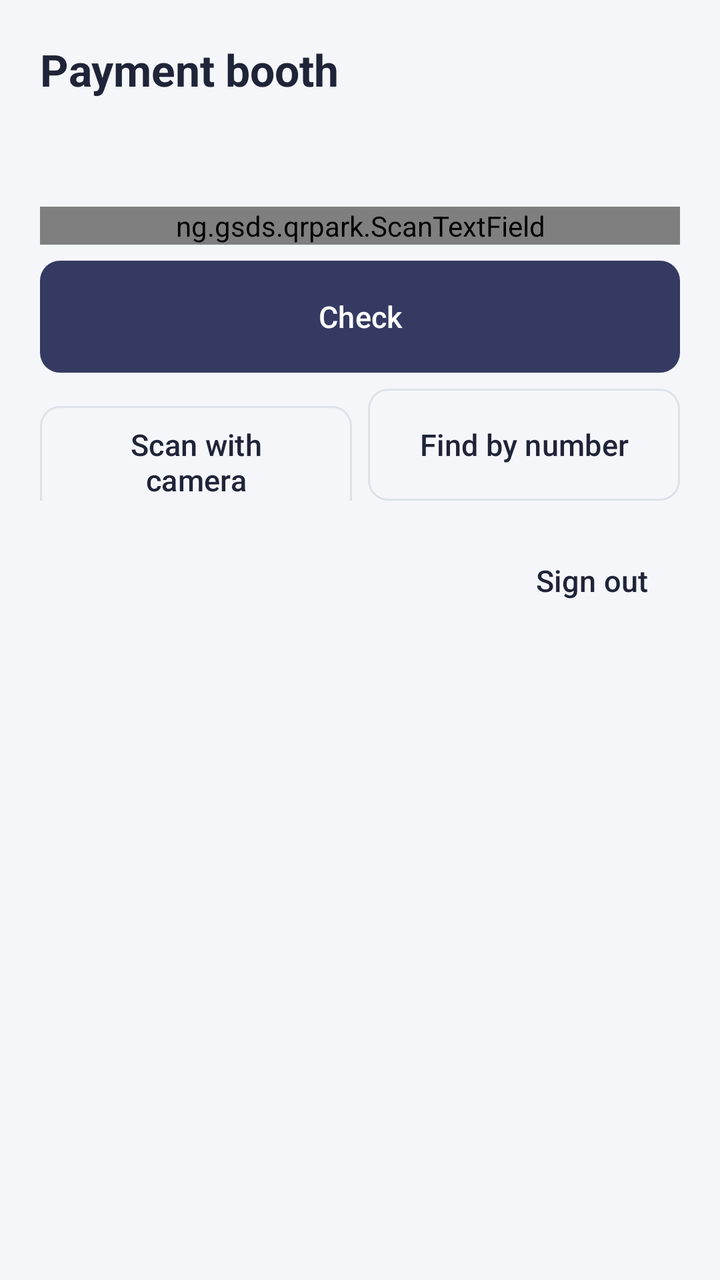
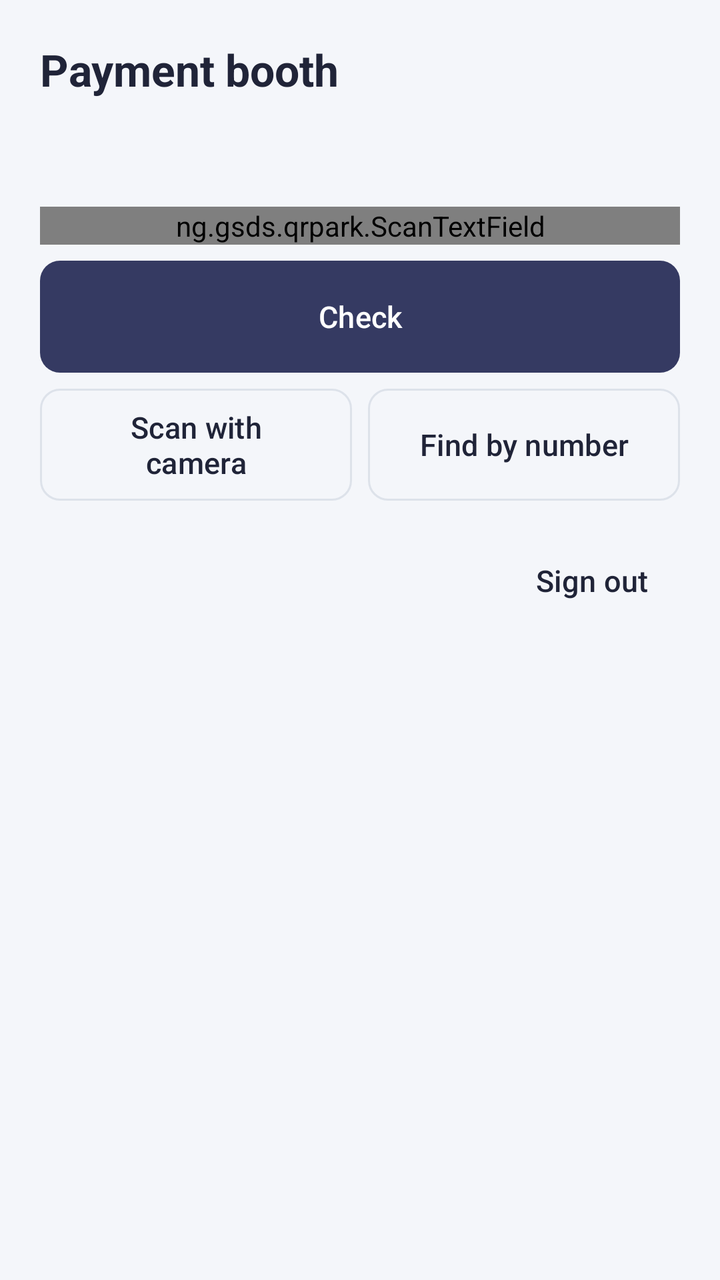

The first picture is an Android layout as it rendered before a commit; the second is the same layout after the commit. The layout source and the unified diff follow.
<!-- AndroidManifest.xml: application theme Theme.QrPark -->
<!-- res/layout/activity_booth.xml -->
<?xml version="1.0" encoding="utf-8"?>
<ScrollView xmlns:android="http://schemas.android.com/apk/res/android"
    android:id="@+id/root"
    android:layout_width="match_parent"
    android:layout_height="match_parent"
    android:background="@color/paper"
    android:fillViewport="true">

    <LinearLayout
        android:layout_width="match_parent"
        android:layout_height="wrap_content"
        android:orientation="vertical"
        android:padding="20dp">

        <TextView
            android:layout_width="match_parent"
            android:layout_height="wrap_content"
            android:text="@string/booth_mode"
            android:textAppearance="@style/TextAppearance.QrPark.Headline" />

        <TextView
            android:id="@+id/whoWhere"
            android:layout_width="match_parent"
            android:layout_height="wrap_content"
            android:textAppearance="@style/TextAppearance.QrPark.Body" />

        <TextView
            android:id="@+id/site"
            android:layout_width="match_parent"
            android:layout_height="wrap_content"
            android:layout_marginBottom="16dp"
            android:textAppearance="@style/TextAppearance.QrPark.Caption" />

        
        <com.google.android.material.textfield.TextInputLayout
            android:id="@+id/scanLayout"
            android:layout_width="match_parent"
            android:layout_height="wrap_content"
            android:hint="@string/scan_ticket">

            <ng.gsds.qrpark.ScanTextField
                android:id="@+id/scanField"
                android:layout_width="match_parent"
                android:layout_height="wrap_content"
                android:imeOptions="actionNone|flagNoExtractUi"
                android:importantForAutofill="no"
                android:inputType="textPassword|textNoSuggestions"
                android:maxLines="1" />
        </com.google.android.material.textfield.TextInputLayout>

        <com.google.android.material.button.MaterialButton
            android:id="@+id/checkButton"
            android:layout_width="match_parent"
            android:layout_height="wrap_content"
            android:layout_marginTop="8dp"
            android:text="@string/check" />

        <LinearLayout
            android:layout_width="match_parent"
            android:layout_height="wrap_content"
            android:layout_marginTop="8dp"
            android:orientation="horizontal">

            <com.google.android.material.button.MaterialButton
                android:id="@+id/cameraButton"
                style="@style/Widget.QrPark.Button.Outlined"
                android:layout_width="0dp"
                android:layout_height="wrap_content"
                android:layout_marginEnd="4dp"
                android:layout_weight="1"
                android:text="@string/scan_with_camera" />

            <com.google.android.material.button.MaterialButton
                android:id="@+id/findButton"
                style="@style/Widget.QrPark.Button.Outlined"
                android:layout_width="0dp"
                android:layout_height="wrap_content"
                android:layout_marginStart="4dp"
                android:layout_weight="1"
                android:text="@string/find_by_number" />
        </LinearLayout>

        
        <com.google.android.material.card.MaterialCardView
            android:id="@+id/resultCard"
            android:layout_width="match_parent"
            android:layout_height="wrap_content"
            android:layout_marginTop="16dp"
            android:visibility="gone">

            <LinearLayout
                android:layout_width="match_parent"
                android:layout_height="wrap_content"
                android:orientation="vertical"
                android:padding="16dp">

                <TextView
                    android:id="@+id/ticketLine"
                    android:layout_width="match_parent"
                    android:layout_height="wrap_content"
                    android:textAppearance="@style/TextAppearance.QrPark.Title" />

                <TextView
                    android:id="@+id/ticketDetail"
                    android:layout_width="match_parent"
                    android:layout_height="wrap_content"
                    android:textAppearance="@style/TextAppearance.QrPark.Caption" />

                <TextView
                    android:id="@+id/banner"
                    style="@style/Widget.QrPark.Banner"
                    android:layout_marginTop="12dp" />

                <TextView
                    android:id="@+id/message"
                    android:layout_width="match_parent"
                    android:layout_height="wrap_content"
                    android:layout_marginTop="8dp"
                    android:textAppearance="@style/TextAppearance.QrPark.Body" />

                <com.google.android.material.button.MaterialButton
                    android:id="@+id/takePaymentButton"
                    android:layout_width="match_parent"
                    android:layout_height="wrap_content"
                    android:layout_marginTop="12dp"
                    android:minHeight="72dp"
                    android:visibility="gone" />

                <LinearLayout
                    android:id="@+id/methodRow"
                    android:layout_width="match_parent"
                    android:layout_height="wrap_content"
                    android:layout_marginTop="12dp"
                    android:orientation="horizontal"
                    android:visibility="gone">

                    <com.google.android.material.button.MaterialButton
                        android:id="@+id/cashButton"
                        android:layout_width="0dp"
                        android:layout_height="wrap_content"
                        android:layout_marginEnd="4dp"
                        android:layout_weight="1"
                        android:minHeight="72dp"
                        android:text="@string/cash" />

                    <com.google.android.material.button.MaterialButton
                        android:id="@+id/cardButton"
                        android:layout_width="0dp"
                        android:layout_height="wrap_content"
                        android:layout_marginStart="4dp"
                        android:layout_weight="1"
                        android:minHeight="72dp"
                        android:text="@string/card" />
                </LinearLayout>

                <com.google.android.material.button.MaterialButton
                    android:id="@+id/confirmCashButton"
                    android:layout_width="match_parent"
                    android:layout_height="wrap_content"
                    android:layout_marginTop="12dp"
                    android:minHeight="72dp"
                    android:visibility="gone" />

                
                <LinearLayout
                    android:id="@+id/cardPanel"
                    android:layout_width="match_parent"
                    android:layout_height="wrap_content"
                    android:layout_marginTop="12dp"
                    android:orientation="vertical"
                    android:visibility="gone">

                    <TextView
                        android:id="@+id/waitingText"
                        android:layout_width="match_parent"
                        android:layout_height="wrap_content"
                        android:textAppearance="@style/TextAppearance.QrPark.Title"
                        android:textColor="@color/pending" />

                    <com.google.android.material.button.MaterialButton
                        android:id="@+id/openCheckoutButton"
                        style="@style/Widget.QrPark.Button.Outlined"
                        android:layout_width="match_parent"
                        android:layout_height="wrap_content"
                        android:layout_marginTop="8dp"
                        android:text="@string/open_checkout" />

                    <com.google.android.material.button.MaterialButton
                        android:id="@+id/cancelPaymentButton"
                        style="@style/Widget.QrPark.Button.Outlined"
                        android:layout_width="match_parent"
                        android:layout_height="wrap_content"
                        android:layout_marginTop="8dp"
                        android:text="@string/cancel_payment"
                        android:visibility="gone" />
                </LinearLayout>

                <LinearLayout
                    android:id="@+id/againRow"
                    android:layout_width="match_parent"
                    android:layout_height="wrap_content"
                    android:layout_marginTop="12dp"
                    android:orientation="horizontal"
                    android:visibility="gone">

                    <com.google.android.material.button.MaterialButton
                        android:id="@+id/tryCardAgainButton"
                        android:layout_width="0dp"
                        android:layout_height="wrap_content"
                        android:layout_marginEnd="4dp"
                        android:layout_weight="1"
                        android:text="@string/try_card_again" />

                    <com.google.android.material.button.MaterialButton
                        android:id="@+id/takeCashButton"
                        android:layout_width="0dp"
                        android:layout_height="wrap_content"
                        android:layout_marginStart="4dp"
                        android:layout_weight="1"
                        android:text="@string/take_cash" />
                </LinearLayout>

                <com.google.android.material.button.MaterialButton
                    android:id="@+id/nextButton"
                    style="@style/Widget.QrPark.Button.Outlined"
                    android:layout_width="match_parent"
                    android:layout_height="wrap_content"
                    android:layout_marginTop="12dp"
                    android:text="@string/next_ticket" />
            </LinearLayout>
        </com.google.android.material.card.MaterialCardView>

        <com.google.android.material.button.MaterialButton
            android:id="@+id/signOutButton"
            style="@style/Widget.QrPark.Button.Text"
            android:layout_width="wrap_content"
            android:layout_height="wrap_content"
            android:layout_gravity="end"
            android:layout_marginTop="16dp"
            android:text="@string/sign_out" />
    </LinearLayout>
</ScrollView>
<!-- resources referenced by this layout -->
<resources>
  <color name="paper">#F4F6FA</color>
  <color name="pending">#8A5300</color>
  <string name="booth_mode">Payment booth</string>
  <string name="cancel_payment">Cancel payment</string>
  <string name="card">Card</string>
  <string name="cash">Cash</string>
  <string name="check">Check</string>
  <string name="find_by_number">Find by number</string>
  <string name="next_ticket">Next ticket</string>
  <string name="open_checkout">Open the card checkout again</string>
  <string name="scan_ticket">Scan the ticket</string>
  <string name="scan_with_camera">Scan with camera</string>
  <string name="sign_out">Sign out</string>
  <string name="take_cash">Take cash</string>
  <string name="try_card_again">Try card again</string>
  <style name="TextAppearance.QrPark.Body" parent="TextAppearance.Material3.BodyMedium">
          <item name="android:fontFamily">sans-serif</item>
          <item name="android:textColor">@color/ink</item>
          <item name="android:textSize">15sp</item>
      </style>
  <style name="TextAppearance.QrPark.Caption" parent="TextAppearance.Material3.BodySmall">
          <item name="android:fontFamily">sans-serif</item>
          <item name="android:textColor">@color/ink_soft</item>
          <item name="android:textSize">13sp</item>
      </style>
  <style name="TextAppearance.QrPark.Headline" parent="TextAppearance.Material3.HeadlineSmall">
          <item name="android:fontFamily">sans-serif</item>
          <item name="android:textFontWeight">700</item>
          <item name="android:textColor">@color/ink</item>
          <item name="android:textSize">22sp</item>
      </style>
  <style name="TextAppearance.QrPark.Title" parent="TextAppearance.Material3.TitleMedium">
          <item name="android:fontFamily">sans-serif</item>
          <item name="android:textFontWeight">500</item>
          <item name="android:textColor">@color/ink</item>
          <item name="android:textSize">16sp</item>
      </style>
  <style name="Widget.QrPark.Button.Text" parent="Widget.Material3.Button.TextButton">
          <item name="android:minHeight">48dp</item>
          <item name="android:textColor">@color/ink</item>
          <item name="android:textAppearance">@style/TextAppearance.QrPark.Label</item>
      </style>
  <color name="ink">#202438</color>
  <color name="ink_soft">#565F70</color>
  <color name="white">#FFFFFF</color>
  <color name="line">#DDE2EA</color>
  <style name="TextAppearance.QrPark.Label" parent="TextAppearance.Material3.LabelLarge">
          <item name="android:fontFamily">sans-serif-medium</item>
          <item name="android:textSize">15sp</item>
          
          <item name="android:textAllCaps">false</item>
      </style>
  <color name="navy">#353A62</color>
  <color name="teal_tint">#E0F5F6</color>
  <color name="teal_dark">#0E6B77</color>
  <color name="teal">#168A99</color>
  <color name="bad">#B00020</color>
  <color name="bad_wash">#FBE8E4</color>
  <color name="surface">#FFFFFF</color>
  <color name="surface_sunk">#F8FAFC</color>
  <color name="line_soft">#EAEDF2</color>
  <style name="Widget.QrPark.Button" parent="Widget.Material3.Button">
          <item name="android:minHeight">56dp</item>
          <item name="android:insetTop">0dp</item>
          <item name="android:insetBottom">0dp</item>
          <item name="cornerRadius">10dp</item>
          <item name="android:textAppearance">@style/TextAppearance.QrPark.Label</item>
      </style>
  <style name="Widget.QrPark.Card" parent="Widget.Material3.CardView.Outlined">
          <item name="cardCornerRadius">12dp</item>
          <item name="cardBackgroundColor">@color/surface</item>
          <item name="strokeColor">@color/line</item>
          <item name="strokeWidth">1dp</item>
          <item name="cardElevation">0dp</item>
      </style>
  <!-- unchanged entries left out for length: 4 -->
</resources>

<!-- the commit's change to res/layout/activity_booth.xml (unified diff, before → after) -->
@@ -59,13 +59,14 @@
             android:layout_width="match_parent"
             android:layout_height="wrap_content"
             android:layout_marginTop="8dp"
+            android:baselineAligned="false"
             android:orientation="horizontal">
 
             <com.google.android.material.button.MaterialButton
                 android:id="@+id/cameraButton"
                 style="@style/Widget.QrPark.Button.Outlined"
                 android:layout_width="0dp"
-                android:layout_height="wrap_content"
+                android:layout_height="match_parent"
                 android:layout_marginEnd="4dp"
                 android:layout_weight="1"
                 android:text="@string/scan_with_camera" />
@@ -74,7 +75,7 @@
                 android:id="@+id/findButton"
                 style="@style/Widget.QrPark.Button.Outlined"
                 android:layout_width="0dp"
-                android:layout_height="wrap_content"
+                android:layout_height="match_parent"
                 android:layout_marginStart="4dp"
                 android:layout_weight="1"
                 android:text="@string/find_by_number" />
@@ -131,13 +132,14 @@
                     android:layout_width="match_parent"
                     android:layout_height="wrap_content"
                     android:layout_marginTop="12dp"
+                    android:baselineAligned="false"
                     android:orientation="horizontal"
                     android:visibility="gone">
 
                     <com.google.android.material.button.MaterialButton
                         android:id="@+id/cashButton"
                         android:layout_width="0dp"
-                        android:layout_height="wrap_content"
+                        android:layout_height="match_parent"
                         android:layout_marginEnd="4dp"
                         android:layout_weight="1"
                         android:minHeight="72dp"
@@ -146,7 +148,7 @@
                     <com.google.android.material.button.MaterialButton
                         android:id="@+id/cardButton"
                         android:layout_width="0dp"
-                        android:layout_height="wrap_content"
+                        android:layout_height="match_parent"
                         android:layout_marginStart="4dp"
                         android:layout_weight="1"
                         android:minHeight="72dp"
@@ -195,28 +197,26 @@
                         android:visibility="gone" />
                 </LinearLayout>
 
+                
                 <LinearLayout
                     android:id="@+id/againRow"
                     android:layout_width="match_parent"
                     android:layout_height="wrap_content"
                     android:layout_marginTop="12dp"
-                    android:orientation="horizontal"
+                    android:orientation="vertical"
                     android:visibility="gone">
 
                     <com.google.android.material.button.MaterialButton
                         android:id="@+id/tryCardAgainButton"
-                        android:layout_width="0dp"
-                        android:layout_height="wrap_content"
-                        android:layout_marginEnd="4dp"
-                        android:layout_weight="1"
+                        android:layout_width="match_parent"
+                        android:layout_height="wrap_content"
                         android:text="@string/try_card_again" />
 
                     <com.google.android.material.button.MaterialButton
                         android:id="@+id/takeCashButton"
-                        android:layout_width="0dp"
-                        android:layout_height="wrap_content"
-                        android:layout_marginStart="4dp"
-                        android:layout_weight="1"
+                        android:layout_width="match_parent"
+                        android:layout_height="wrap_content"
+                        android:layout_marginTop="8dp"
                         android:text="@string/take_cash" />
                 </LinearLayout>
 
